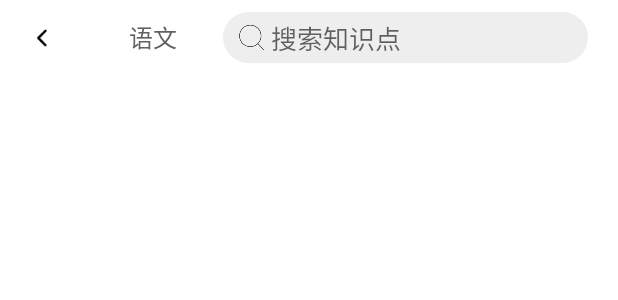
After one commit to tianze-assignment/OpenEduAndroid, an Android app: the layout activity_search_result.xml on its own in the app's theme, with its tools: preview values and no code run, on a phone screen of 412 x 824 dp. The commit adds this screen. Shown: the top 300 px of the screen. Run offline under Robolectric (Android 15) with nearby library versions, the phone set to English and light mode, and no system bars.

Commit message:
完成搜索结果页面的顶部框架

```diff
--- a/app/src/main/AndroidManifest.xml
+++ b/app/src/main/AndroidManifest.xml
@@ -9,21 +9,30 @@
         android:roundIcon="@mipmap/ic_launcher_round"
         android:supportsRtl="true"
         android:theme="@style/Theme.EasyLearn">
+        <activity android:name=".SearchResultActivity"
+            android:parentActivityName=".SearchableActivity">
+            <!-- The meta-data tag is required if you support API level 15 and lower -->
+            <meta-data
+                android:name="android.support.PARENT_ACTIVITY"
+                android:value=".SearchableActivity" />
+        </activity>
 
-        <activity android:name=".SearchableActivity"
+        <activity
+            android:name=".SearchableActivity"
             android:parentActivityName=".MainActivity">
             <intent-filter>
                 <action android:name="android.intent.action.SEARCH" />
             </intent-filter>
-            <meta-data android:name="android.app.searchable"
-                android:resource="@xml/searchable"/>
+
+            <meta-data
+                android:name="android.app.searchable"
+                android:resource="@xml/searchable" />
 
             <!-- The meta-data tag is required if you support API level 15 and lower -->
             <meta-data
                 android:name="android.support.PARENT_ACTIVITY"
                 android:value=".MainActivity" />
         </activity>
-
         <activity
             android:name=".SubjectManageActivity"
             android:label="@string/title_activity_subject_manage"
@@ -34,7 +43,6 @@
                 android:name="android.support.PARENT_ACTIVITY"
                 android:value=".MainActivity" />
         </activity>
-
         <activity
             android:name=".MainActivity"
             android:label="@string/app_name">
--- /dev/null
+++ b/app/src/main/java/com/wudaokou/easylearn/SearchResultActivity.java
@@ -0,0 +1,37 @@
+package com.wudaokou.easylearn;
+
+import androidx.appcompat.app.AppCompatActivity;
+
+import android.content.Intent;
+import android.os.Bundle;
+import android.view.View;
+
+import com.wudaokou.easylearn.constant.SubjectMap;
+import com.wudaokou.easylearn.databinding.ActivitySearchResultBinding;
+
+import java.util.HashMap;
+
+public class SearchResultActivity extends AppCompatActivity {
+
+    public ActivitySearchResultBinding binding;
+    HashMap<String, String> map;
+
+    @Override
+    protected void onCreate(Bundle savedInstanceState) {
+        super.onCreate(savedInstanceState);
+        setContentView(R.layout.activity_search_result);
+
+        Intent intent = getIntent();
+
+        binding = ActivitySearchResultBinding.inflate(getLayoutInflater());
+        setContentView(binding.getRoot());
+
+        map = SubjectMap.getMap();
+        binding.subjectButton.setText(map.get(intent.getStringExtra("queryType")));
+        binding.searchLine.setText(intent.getStringExtra("queryContent"));
+    }
+
+    public void getBack(View v) {
+        SearchResultActivity.this.finish();
+    }
+}
--- a/app/src/main/java/com/wudaokou/easylearn/SearchableActivity.java
+++ b/app/src/main/java/com/wudaokou/easylearn/SearchableActivity.java
@@ -40,6 +40,7 @@ public class SearchableActivity extends AppCompatActivity
     SharedPreferences sharedPreferences;
     public Button typeButton;
     public Button clearRecordButton;
+    HashMap<String, String> map;
 
     @Override
     protected void onCreate(Bundle savedInstanceState) {
@@ -54,7 +55,7 @@ public class SearchableActivity extends AppCompatActivity
         typeButton = binding.subjectButton;
         sharedPreferences = PreferenceManager.getDefaultSharedPreferences(this);
         String selectedType = sharedPreferences.getString("searchType", "chinese");
-        HashMap<String, String> map = SubjectMap.getMap();
+        map = SubjectMap.getMap();
         typeButton.setText(map.get(selectedType));
 
         initSearchView();
@@ -63,6 +64,12 @@ public class SearchableActivity extends AppCompatActivity
         myDatabase = MyDatabase.getDatabase(this);
 
         // 再获取历史搜索记录
+//        initSearchRecord();
+    }
+
+    @Override
+    protected void onResume() {
+        super.onResume();
         initSearchRecord();
     }
 
@@ -150,6 +157,7 @@ public class SearchableActivity extends AppCompatActivity
                 });
 
                 // todo 执行搜搜
+                doMySearch(subject, query);
 
                 return false;
             }
@@ -206,7 +214,11 @@ public class SearchableActivity extends AppCompatActivity
         initSearchRecord();
     }
 
-    private void doMySearch(String query) {
+    private void doMySearch(String queryType, String queryContent) {
         // 执行搜索操作
+        Intent intent = new Intent(this, SearchResultActivity.class);
+        intent.putExtra("queryType", queryType);
+        intent.putExtra("queryContent", queryContent);
+        startActivity(intent);
     }
 }
--- /dev/null
+++ b/app/src/main/res/layout/activity_search_result.xml
@@ -0,0 +1,108 @@
+<?xml version="1.0" encoding="utf-8"?>
+<androidx.constraintlayout.widget.ConstraintLayout xmlns:android="http://schemas.android.com/apk/res/android"
+    xmlns:app="http://schemas.android.com/apk/res-auto"
+    xmlns:tools="http://schemas.android.com/tools"
+    android:layout_width="match_parent"
+    android:layout_height="match_parent"
+    tools:context=".SearchResultActivity">
+
+    <LinearLayout
+        android:id="@+id/linearLayout"
+        android:layout_width="match_parent"
+        android:layout_height="50dp"
+        android:orientation="horizontal"
+        app:layout_constraintEnd_toEndOf="parent"
+        app:layout_constraintStart_toStartOf="parent"
+        app:layout_constraintTop_toTopOf="parent">
+
+        <ImageButton
+            android:id="@+id/backButton"
+            android:layout_width="38dp"
+            android:layout_height="match_parent"
+            android:layout_weight="1"
+            android:background="@color/design_default_color_background"
+            android:contentDescription="返回"
+            android:onClick="getBack"
+            app:srcCompat="@mipmap/back" />
+
+        <Button
+            android:id="@+id/subjectButton"
+            style="?android:attr/borderlessButtonStyle"
+            android:layout_width="76dp"
+            android:layout_height="match_parent"
+            android:layout_weight="1"
+            android:background="@color/white"
+            android:text="语文"
+            android:textColor="@color/grey_700"
+            android:textSize="16sp"
+            app:backgroundTint="@color/white" />
+
+        <androidx.constraintlayout.widget.ConstraintLayout
+            android:id="@+id/searchBox"
+            android:layout_width="263dp"
+            android:layout_height="match_parent"
+            android:focusable="true"
+            android:focusableInTouchMode="true">
+
+            <androidx.constraintlayout.widget.ConstraintLayout
+                android:id="@+id/constraintLayout2"
+                android:layout_width="0dp"
+                android:layout_height="0dp"
+                android:layout_marginTop="8dp"
+                android:layout_marginEnd="20dp"
+                android:layout_marginRight="20dp"
+                android:layout_marginBottom="8dp"
+                android:background="@drawable/search_background"
+                app:layout_constraintBottom_toBottomOf="parent"
+                app:layout_constraintEnd_toEndOf="parent"
+                app:layout_constraintStart_toStartOf="parent"
+                app:layout_constraintTop_toTopOf="parent">
+
+                <ImageView
+                    android:id="@+id/imageView3"
+                    android:layout_width="0dp"
+                    android:layout_height="0dp"
+                    android:layout_marginStart="8dp"
+                    android:layout_marginLeft="8dp"
+                    android:layout_marginTop="6dp"
+                    android:layout_marginBottom="6dp"
+                    android:contentDescription=""
+                    android:isScrollContainer="true"
+                    android:padding="2dp"
+                    android:rotationY="2"
+                    android:src="@drawable/search2"
+                    app:layout_constraintBottom_toBottomOf="parent"
+                    app:layout_constraintDimensionRatio="1:1"
+                    app:layout_constraintStart_toStartOf="parent"
+                    app:layout_constraintTop_toTopOf="parent" />
+
+                <EditText
+                    android:id="@+id/searchLine"
+                    android:layout_width="0dp"
+                    android:layout_height="wrap_content"
+                    android:background="@null"
+                    android:gravity="center_vertical"
+                    android:hint="搜索知识点"
+                    android:padding="2dp"
+                    android:singleLine="true"
+                    android:textColor="#000000"
+                    android:textSize="17sp"
+                    app:layout_constraintBottom_toBottomOf="parent"
+                    app:layout_constraintEnd_toEndOf="parent"
+                    app:layout_constraintStart_toEndOf="@+id/imageView3"
+                    app:layout_constraintTop_toTopOf="parent" />
+            </androidx.constraintlayout.widget.ConstraintLayout>
+
+        </androidx.constraintlayout.widget.ConstraintLayout>
+
+    </LinearLayout>
+
+    <androidx.recyclerview.widget.RecyclerView
+        android:layout_width="413dp"
+        android:layout_height="603dp"
+        app:layout_constraintBottom_toBottomOf="parent"
+        app:layout_constraintEnd_toEndOf="parent"
+        app:layout_constraintStart_toStartOf="parent"
+        app:layout_constraintTop_toBottomOf="@+id/linearLayout" />
+
+</androidx.constraintlayout.widget.ConstraintLayout>
```
